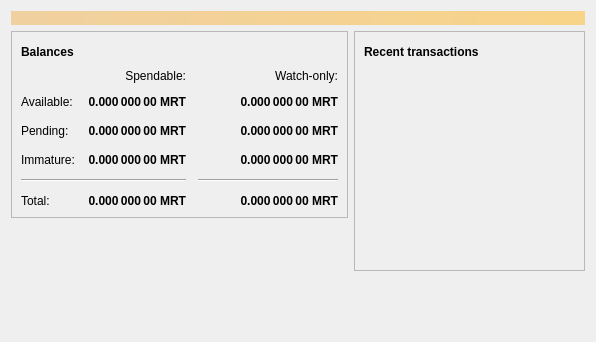
The window that src/qt/forms/overviewpage.ui (meritlabs/merit) describes before a commit, drawn with Qt 5.
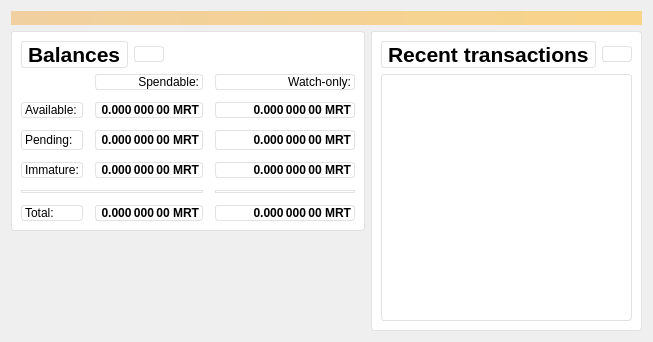
The same window after the commit. Icons and pictures are not drawn.

Commit message: start point for design v1.1

Diff of the .ui file:
```diff
--- a/src/qt/forms/overviewpage.ui
+++ b/src/qt/forms/overviewpage.ui
@@ -6,7 +6,7 @@
    <rect>
     <x>0</x>
     <y>0</y>
-    <width>596</width>
+    <width>644</width>
     <height>342</height>
    </rect>
   </property>
@@ -39,6 +39,11 @@
       <layout class="QVBoxLayout" name="verticalLayout_2">
        <item>
         <widget class="QFrame" name="frame">
+         <property name="styleSheet">
+          <string notr="true">background-color:white;
+border-radius: 3px;
+border: 1px solid #E2E2E2;</string>
+         </property>
          <property name="frameShape">
           <enum>QFrame::StyledPanel</enum>
          </property>
@@ -52,6 +57,7 @@
              <widget class="QLabel" name="label_5">
               <property name="font">
                <font>
+                <pointsize>16</pointsize>
                 <weight>75</weight>
                 <bold>true</bold>
                </font>
@@ -425,6 +431,11 @@
       <layout class="QVBoxLayout" name="verticalLayout_3">
        <item>
         <widget class="QFrame" name="frame_2">
+         <property name="styleSheet">
+          <string notr="true">background-color:white;
+border-radius: 3px;
+border: 1px solid #E2E2E2;</string>
+         </property>
          <property name="frameShape">
           <enum>QFrame::StyledPanel</enum>
          </property>
@@ -438,6 +449,7 @@
              <widget class="QLabel" name="label_4">
               <property name="font">
                <font>
+                <pointsize>16</pointsize>
                 <weight>75</weight>
                 <bold>true</bold>
                </font>
@@ -517,19 +529,6 @@
          </layout>
         </widget>
        </item>
-       <item>
-        <spacer name="verticalSpacer_2">
-         <property name="orientation">
-          <enum>Qt::Vertical</enum>
-         </property>
-         <property name="sizeHint" stdset="0">
-          <size>
-           <width>20</width>
-           <height>40</height>
-          </size>
-         </property>
-        </spacer>
-       </item>
       </layout>
      </item>
     </layout>
```
Left out of the diff: 4 changed lines with no effect on the pictures.
